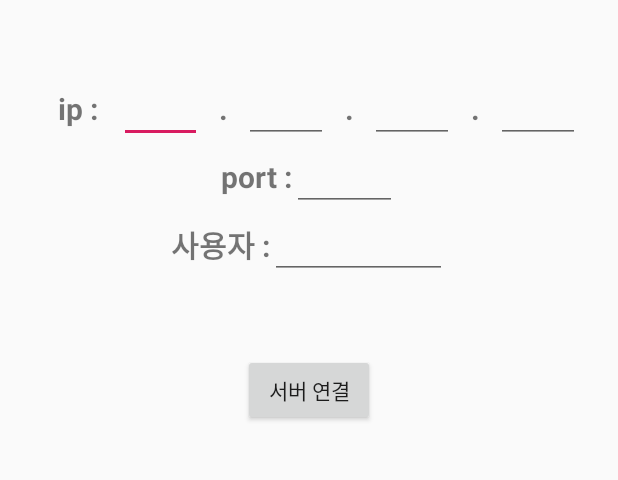
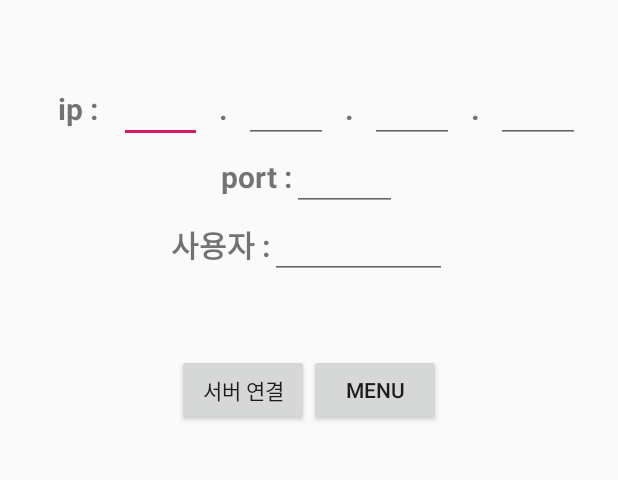
Before and after one commit to Einere/LightWave, an Android app: the screen it shows after launch (ConnectionActivity), on a phone screen of 412 x 824 dp, the part 345-825 px from its top. Run offline under Robolectric (Android 15) with nearby library versions, the phone set to English and light mode, and no system bars; 2 statements that could not run were skipped.

Commit message:
Implement PopupMenu
Signed-off-by: Einere <kjwsx23@gmail.com>

```diff
--- a/lightwave_android/chj/app/src/main/java/com/example/einere/myapplication/connection/ConnectionActivity.java
+++ b/lightwave_android/chj/app/src/main/java/com/example/einere/myapplication/connection/ConnectionActivity.java
@@ -7,8 +7,10 @@ import android.os.RemoteException;
 import android.support.v4.app.ActivityCompat;
 import android.support.v7.app.AppCompatActivity;
 import android.util.Log;
+import android.view.MenuItem;
 import android.widget.Button;
 import android.widget.EditText;
+import android.widget.PopupMenu;
 import android.widget.Toast;
 
 import com.example.einere.myapplication.R;
@@ -37,6 +39,7 @@ public class ConnectionActivity extends AppCompatActivity {
     EditText et_port = null;
     EditText et_user_name = null;
     Button btn_connect_to_server = null;
+    Button btn_pop_up_menu = null;
 
     @Override
     protected void onCreate(Bundle savedInstanceState) {
@@ -52,6 +55,7 @@ public class ConnectionActivity extends AppCompatActivity {
         et_port = findViewById(R.id.et_port);
         et_user_name = findViewById(R.id.et_user_name);
         btn_connect_to_server = findViewById(R.id.btn_connect_to_server);
+        btn_pop_up_menu = findViewById(R.id.btn_pop_up_menu);
 
         // request permission
         ActivityCompat.requestPermissions(this, new String[]{Manifest.permission.WRITE_EXTERNAL_STORAGE,
@@ -66,6 +70,7 @@ public class ConnectionActivity extends AppCompatActivity {
                 Toast.makeText(this, "connection failed...", Toast.LENGTH_SHORT).show();
             }
         });
+        btn_pop_up_menu.setOnClickListener(v -> popup());
     }
 
     @Override
@@ -121,4 +126,21 @@ public class ConnectionActivity extends AppCompatActivity {
             Toast.makeText(this, "retry to connect...", Toast.LENGTH_SHORT).show();
         }
     }
+
+    public void popup(){
+        //Creating the instance of PopupMenu
+        PopupMenu popup = new PopupMenu(this, btn_pop_up_menu);
+        //Inflating the Popup using xml file
+        popup.getMenuInflater().inflate(R.menu.pop_up_menu, popup.getMenu());
+
+        //registering popup with OnMenuItemClickListener
+        popup.setOnMenuItemClickListener(new PopupMenu.OnMenuItemClickListener() {
+            public boolean onMenuItemClick(MenuItem item) {
+                Toast.makeText(getBaseContext(),"You Selected : " + item.getTitle(),Toast.LENGTH_SHORT).show();
+                return true;
+            }
+        });
+
+        popup.show();//showing popup menu
+    }
 }
--- a/lightwave_android/chj/app/src/main/res/layout/activity_connection.xml
+++ b/lightwave_android/chj/app/src/main/res/layout/activity_connection.xml
@@ -180,6 +180,12 @@
             android:layout_height="wrap_content"
             android:text="@string/connectToServer"/>
 
+        <Button
+            android:id="@+id/btn_pop_up_menu"
+            android:layout_width="wrap_content"
+            android:layout_height="wrap_content"
+            android:text="menu"/>
+
     </LinearLayout>
 
 </LinearLayout>
--- /dev/null
+++ b/lightwave_android/chj/app/src/main/res/menu/pop_up_menu.xml
@@ -0,0 +1,18 @@
+<?xml version="1.0" encoding="utf-8"?>
+<menu xmlns:android="http://schemas.android.com/apk/res/android"
+    android:layout_height="wrap_content"
+    android:layout_width="wrap_content">
+
+    <item
+        android:id="@+id/one"
+        android:title="Android"/>
+
+    <item
+        android:id="@+id/two"
+        android:title="Java"/>
+
+    <item
+        android:id="@+id/three"
+        android:title="C/C++"/>
+
+</menu>
```
